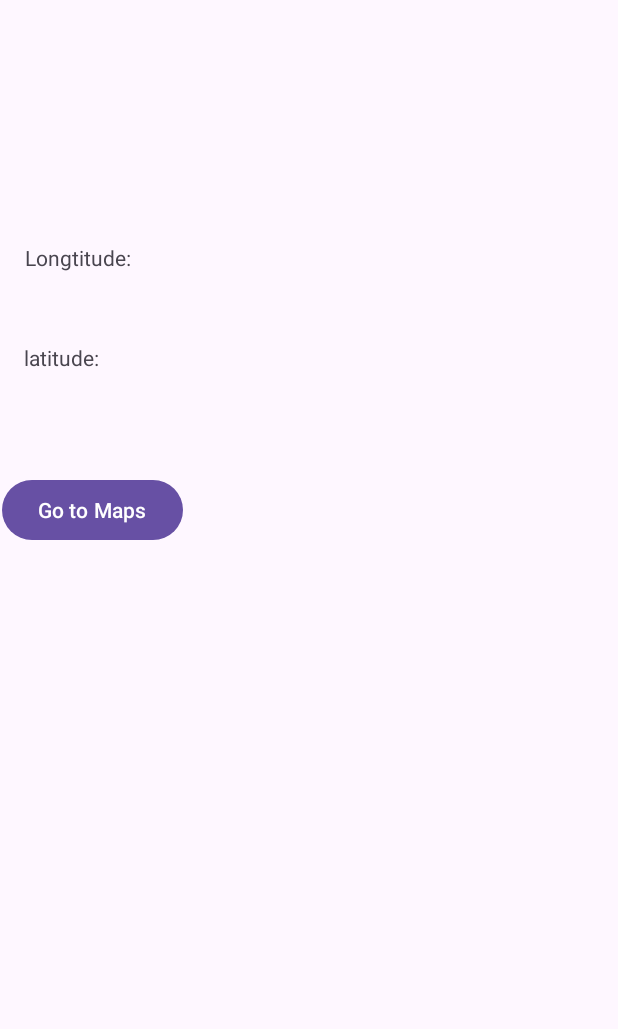
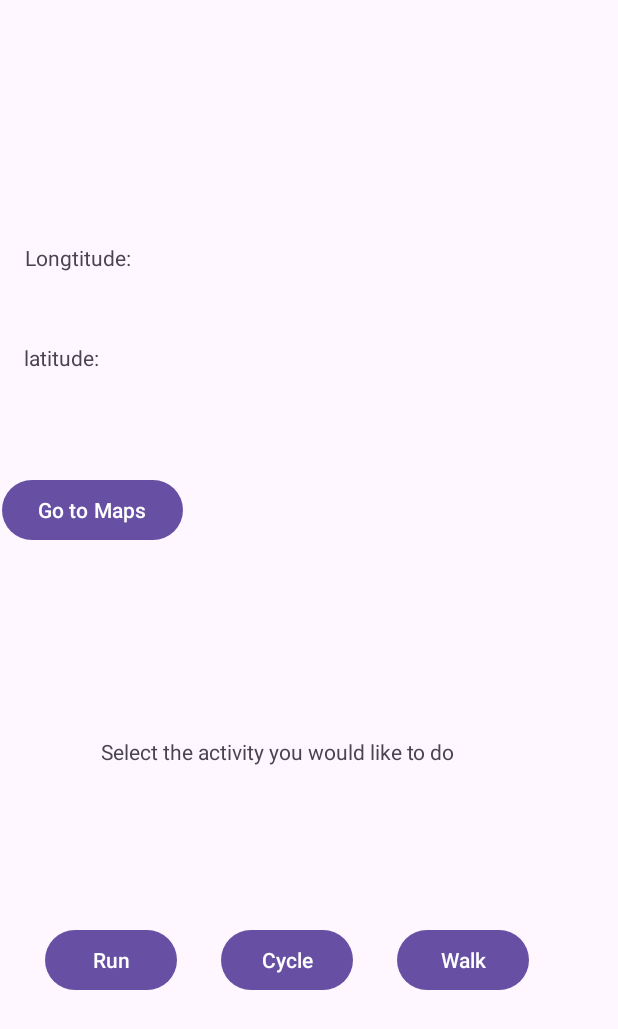
Before and after one commit to tpalin1/GeoTrackerAndroidApplication, an Android app: the screen it shows after launch (MainActivity), on a phone screen of 412 x 824 dp. Shown: the top 1029 px of the screen. Run offline under Robolectric (Android 15) with nearby library versions, the phone set to English and light mode, and no system bars; 1 statement that could not run was skipped.

```diff
--- a/app/build.gradle.kts
+++ b/app/build.gradle.kts
@@ -39,7 +39,10 @@ dependencies {
     implementation("androidx.constraintlayout:constraintlayout:2.1.3") // Updated version
     implementation ("com.google.android.gms:play-services-location:18.0.0")
     implementation("com.google.android.gms:play-services-maps:18.2.0")
-
+    implementation ("androidx.work:work-runtime:2.7.1")
+    implementation("androidx.legacy:legacy-support-v4:1.0.0")
+    implementation("androidx.lifecycle:lifecycle-livedata-ktx:2.6.1")
+    implementation("androidx.lifecycle:lifecycle-viewmodel-ktx:2.6.1")
     testImplementation("junit:junit:4.13.2")
     androidTestImplementation("androidx.test.ext:junit:1.1.3") // Updated version
     androidTestImplementation("androidx.test.espresso:espresso-core:3.4.0") // Updated version
--- a/app/src/main/AndroidManifest.xml
+++ b/app/src/main/AndroidManifest.xml
@@ -16,10 +16,14 @@
         android:supportsRtl="true"
         android:theme="@style/Theme.GPS_LocatorCW"
         tools:targetApi="31">
+        <activity
+            android:name=".Stats"
+            android:exported="false" />
+
         <service
             android:name=".LocationTrackingService"
             android:enabled="true"
-            android:exported="true"></service>
+            android:exported="true" />
         <!--
              TODO: Before you run your application, you need a Google Maps API key.
 
--- a/app/src/main/java/com/example/gps_locatorcw/MainActivity.java
+++ b/app/src/main/java/com/example/gps_locatorcw/MainActivity.java
@@ -9,13 +9,16 @@ import androidx.core.app.ActivityCompat;
 
 import android.Manifest;
 import android.app.PendingIntent;
+import android.content.ComponentName;
 import android.content.Intent;
+import android.content.ServiceConnection;
 import android.content.pm.PackageManager;
 import android.os.Bundle;
 import android.content.Context;
 import android.location.Location;
 import android.location.LocationListener;
 import android.location.LocationManager;
+import android.os.IBinder;
 import android.util.Log;
 import android.view.View;
 import android.widget.Button;
@@ -26,7 +29,13 @@ public class MainActivity extends AppCompatActivity {
 
     private LocationManager locationManager;
     private locationUpdate locationListener;
+
+    private LocationTrackingService trackServ;
+
+    private boolean isBound = false;
     private GeofencingClient geofencingClient;
+
+
 
     @Override
     protected void onCreate(Bundle savedInstanceState) {
@@ -41,26 +50,34 @@ public class MainActivity extends AppCompatActivity {
                 startActivity(intent);
             }
         });
-
-        geofencingClient = LocationServices.getGeofencingClient(this);
-
-
         ActivityCompat.requestPermissions(this,
                 new String[]{Manifest.permission.ACCESS_FINE_LOCATION},
                 123);
-        locationManager = (LocationManager) getSystemService(Context.LOCATION_SERVICE);
-        locationListener = new locationUpdate(this);
 
-        try {
-            locationManager.requestLocationUpdates(LocationManager.GPS_PROVIDER,
-                    5000, // Minimum time interval between updates (in milliseconds)
-                    5, // Minimum distance between updates (in meters)
-                    locationListener);
+        // Start the service when a music item is clicked
+        Intent serviceIntent = new Intent(MainActivity.this, LocationTrackingService.class);
+
+        startService(serviceIntent);
+
+        // Bind to the service
+        bindService(serviceIntent, connection, Context.BIND_AUTO_CREATE);
 
 
-        } catch (SecurityException e) {
-            Log.d("comp3018", e.toString());
+
+    }
+    private ServiceConnection connection = new ServiceConnection() {
+        @Override
+        public void onServiceConnected(ComponentName name, IBinder service) {
+            LocationTrackingService.LocalBinder binder = (LocationTrackingService.LocalBinder) service;
+            trackServ = binder.getService();
+            isBound = true;
         }
+
+        @Override
+        public void onServiceDisconnected(ComponentName name) {
+            isBound = false;
+        }
+    };
 
 
 
@@ -68,19 +85,4 @@ public class MainActivity extends AppCompatActivity {
 
 
 
-
-
-
-
-
-
-
-
-
-
-
-    }
-
-
-
 }
--- a/app/src/main/res/layout/activity_main.xml
+++ b/app/src/main/res/layout/activity_main.xml
@@ -6,6 +6,50 @@
     android:layout_height="match_parent"
     tools:context=".MainActivity">
 
+
+    <Button
+        android:id="@+id/Cycle"
+        android:layout_width="wrap_content"
+        android:layout_height="wrap_content"
+        android:layout_marginStart="29dp"
+        android:layout_marginEnd="29dp"
+        android:layout_marginBottom="160dp"
+        android:text="Cycle"
+        app:layout_constraintBottom_toBottomOf="parent"
+        app:layout_constraintEnd_toStartOf="@+id/cycle"
+        app:layout_constraintStart_toEndOf="@+id/run" />
+
+    <Button
+        android:id="@+id/run"
+        android:layout_width="wrap_content"
+        android:layout_height="wrap_content"
+        android:layout_marginStart="30dp"
+        android:layout_marginBottom="160dp"
+        android:text="Run"
+        app:layout_constraintBottom_toBottomOf="parent"
+        app:layout_constraintStart_toStartOf="parent" />
+
+    <Button
+        android:id="@+id/cycle"
+        android:layout_width="wrap_content"
+        android:layout_height="wrap_content"
+        android:layout_marginEnd="59dp"
+        android:layout_marginBottom="160dp"
+        android:text="Walk"
+        app:layout_constraintBottom_toBottomOf="parent"
+        app:layout_constraintEnd_toEndOf="parent" />
+
+    <TextView
+        android:id="@+id/textActivity"
+        android:layout_width="wrap_content"
+        android:layout_height="wrap_content"
+        android:layout_marginStart="66dp"
+        android:layout_marginEnd="107dp"
+        android:layout_marginBottom="105dp"
+        android:text="Select the activity you would like to do"
+        app:layout_constraintBottom_toTopOf="@+id/run"
+        app:layout_constraintEnd_toEndOf="parent"
+        app:layout_constraintStart_toStartOf="parent" />
 
     <TextView
         android:id="@+id/longtitude"
```
Also changed, not shown: app/src/main/java/com/example/gps_locatorcw/GeofenceHelper.java (+33 -2 lines), app/src/main/java/com/example/gps_locatorcw/LocationTrackingService.java (+81 -3 lines), app/src/main/java/com/example/gps_locatorcw/MapsActivity.java (+32 -35 lines), app/src/main/java/com/example/gps_locatorcw/Stats.java (added, +14 -0 lines), app/src/main/java/com/example/gps_locatorcw/locationUpdate.java (+10 -6 lines), app/src/main/res/layout/activity_stats.xml (added, +33 -0 lines), gradle.properties (line endings or trailing spaces).
